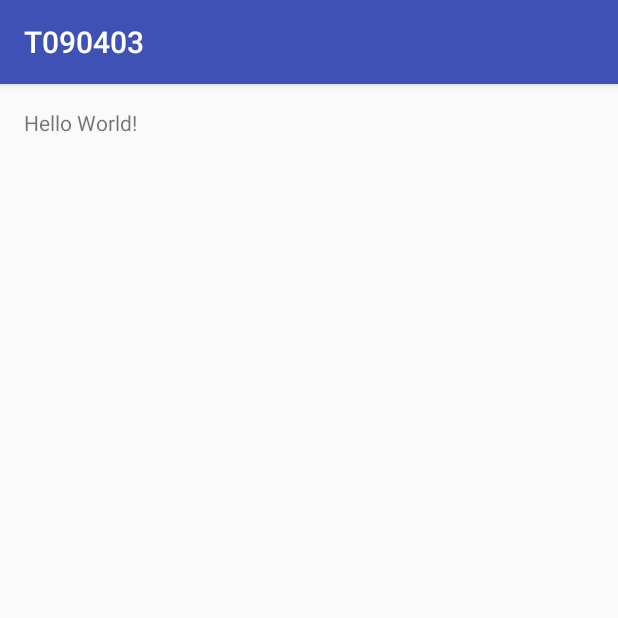
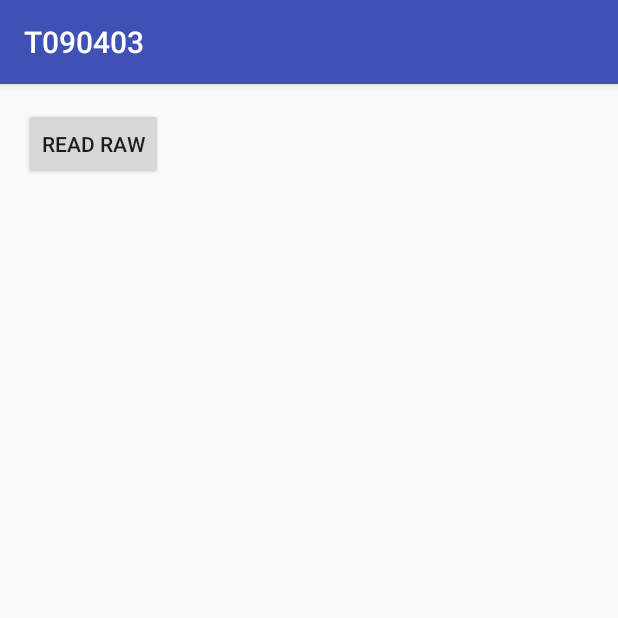
Before and after one commit to Shaojung/T090403, an Android app: the screen it shows after launch (MainActivity), on a phone screen of 412 x 824 dp, the top half of it. Run offline under Robolectric (Android 15) with nearby library versions, the phone set to English and light mode, and no system bars.

Commit message:
Loading file from raw.

```diff
--- a/app/src/main/res/layout/activity_main.xml
+++ b/app/src/main/res/layout/activity_main.xml
@@ -9,8 +9,13 @@
     android:paddingTop="@dimen/activity_vertical_margin"
     tools:context="tw.com.pcschool.t090403.MainActivity">
 
-    <TextView
+    <Button
         android:layout_width="wrap_content"
         android:layout_height="wrap_content"
-        android:text="Hello World!" />
+        android:text="Read Raw"
+        android:id="@+id/button"
+        android:layout_alignParentTop="true"
+        android:layout_alignParentLeft="true"
+        android:layout_alignParentStart="true"
+        android:onClick="click1" />
 </RelativeLayout>
--- /dev/null
+++ b/app/src/main/res/raw/animal.json
@@ -0,0 +1 @@
+[{"district":"八里","address":"八里區長坑里6鄰長坑道路36號","tel":"2619-4428","opening_hours":"周一至周五, 上午10時-12時, 下午14時-16時"},{"district":"三芝","address":"三芝區圓山里青山路旁","tel":"2636-5436","opening_hours":"周一至周五, 上午10時-12時, 下午14時-16時"},{"district":"中和","address":"中和區興南路三段100號","tel":"8668-5547","opening_hours":"周二至周日, 上午10時-12時, 下午14時-16時"},{"district":"五股","address":"五股區外寮路9-9號","tel":"8292-5265","opening_hours":"周二至周日, 上午10時-12時, 下午14時-16時"},{"district":"板橋","address":"板橋區華東路1-9號","tel":"8966-2158","opening_hours":"周二至周日, 上午10時-12時, 下午14時-16時"},{"district":"淡水","address":"淡水區下圭柔山91-3號","tel":"2626-7558","opening_hours":"周一至周五, 上午10時-12時, 下午14時-16時"},{"district":"新店","address":"新店區安泰路235號","tel":"2215-9462","opening_hours":"周一至周五, 上午10時-12時, 下午14時-16時"},{"district":"新莊","address":"泰山區楓江路191號","tel":"2297-7814","opening_hours":"周一至周五, 上午10時-12時, 下午14時-16時"},{"district":"瑞芳","address":"瑞芳區傑魚里八分寮路","tel":"2406-3481","opening_hours":"周一至周五, 上午10時-12時, 下午14時-16時"}]
```
Also changed, not shown: app/src/main/java/tw/com/pcschool/t090403/MainActivity.java (+23 -0 lines).
